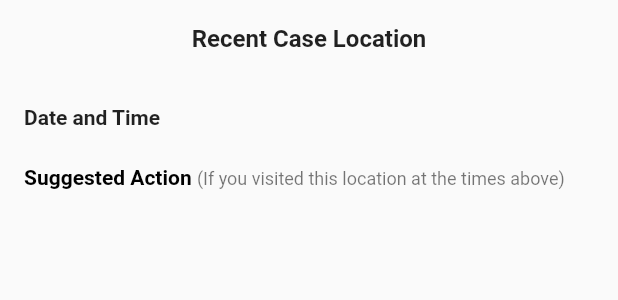
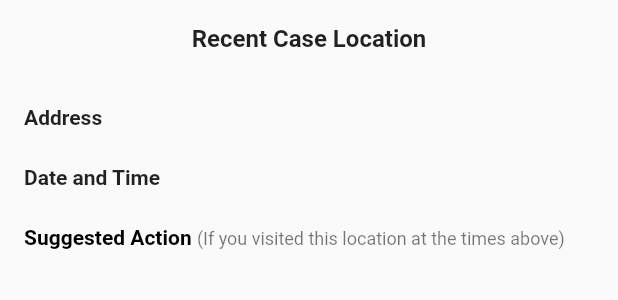
Before and after one commit to nsw-covid19-tracker/app, a Flutter app: the _CaseInfo widget shown alone on an empty page, opened directly with empty values, on a phone screen of 412 x 824 dp. Shown: the top 300 px of the screen. Run offline on Flutter 3.47's test engine with Material 2 defaults, Android fonts, the phone set to English and light mode, and no system bars; our stand-ins replace awesome_dialog, bloc, copy_with_extension, equatable, firebase_core, firebase_database and 6 more; missing offline and left inert: fading_edge_scrollview, flutter_device_type; accounts and stored records are empty; generated files the repository leaves out were written again; statements that could not run were skipped.

Commit message:
Update case dialog and default latlng (#37)

```diff
--- a/lib/home/repo/models/case.dart
+++ b/lib/home/repo/models/case.dart
@@ -13,6 +13,7 @@ class Case extends Equatable {
   final double latitude;
   final double longitude;
   final String venue;
+  final String address;
   final String action;
   final bool isExpired;
 
@@ -23,7 +24,7 @@ class Case extends Equatable {
   final List<DateTimeRange> dateTimes;
 
   Case(this.postcode, this.suburb, this.latitude, this.longitude, this.venue,
-      this.dateTimes, this.action, this.isExpired);
+      this.address, this.dateTimes, this.action, this.isExpired);
 
   factory Case.fromJson(Map<String, dynamic> json) => _$CaseFromJson(json);
   Map<String, dynamic> toJson() => _$CaseToJson(this);
@@ -36,6 +37,7 @@ class Case extends Equatable {
       latitude,
       longitude,
       venue,
+      address,
       dateTimes,
       action,
       isExpired,
--- a/lib/home/widgets/case_dialog.dart
+++ b/lib/home/widgets/case_dialog.dart
@@ -29,7 +29,7 @@ class _CaseInfo extends StatelessWidget {
   @override
   Widget build(BuildContext context) {
     return Container(
-      height: MediaQuery.of(context).size.height * 0.3,
+      height: MediaQuery.of(context).size.height * 0.4,
       padding: kLayoutPadding,
       child: FadingEdgeScrollView.fromScrollView(
         child: ListView(
@@ -51,6 +51,12 @@ class _CaseInfo extends StatelessWidget {
                   .subtitle1
                   .apply(fontWeightDelta: 1),
             ),
+            WidgetPaddingSm(),
+            Text(
+              'Address',
+              style: TextStyle(fontWeight: FontWeight.bold),
+            ),
+            Text(myCase.address),
             WidgetPaddingSm(),
             Text(
               'Date and Time',
--- a/lib/home/widgets/map.dart
+++ b/lib/home/widgets/map.dart
@@ -22,8 +22,8 @@ class MapWidget extends StatelessWidget {
 
   final _mapController = Completer<GoogleMapController>();
   final _kGooglePlex = CameraPosition(
-    target: LatLng(-33.868800, 151.209300),
-    zoom: 10,
+    target: LatLng(-33.918200, 151.035000),
+    zoom: 9,
   );
 
   @override
```
Also changed, not shown: 1 other file.
